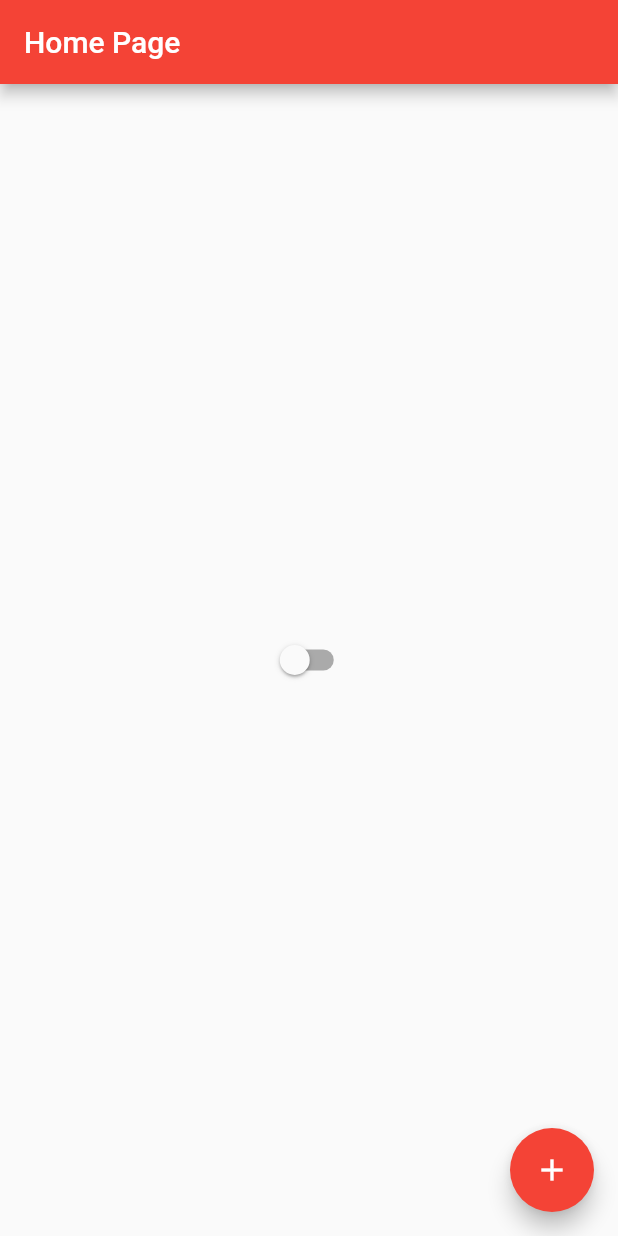
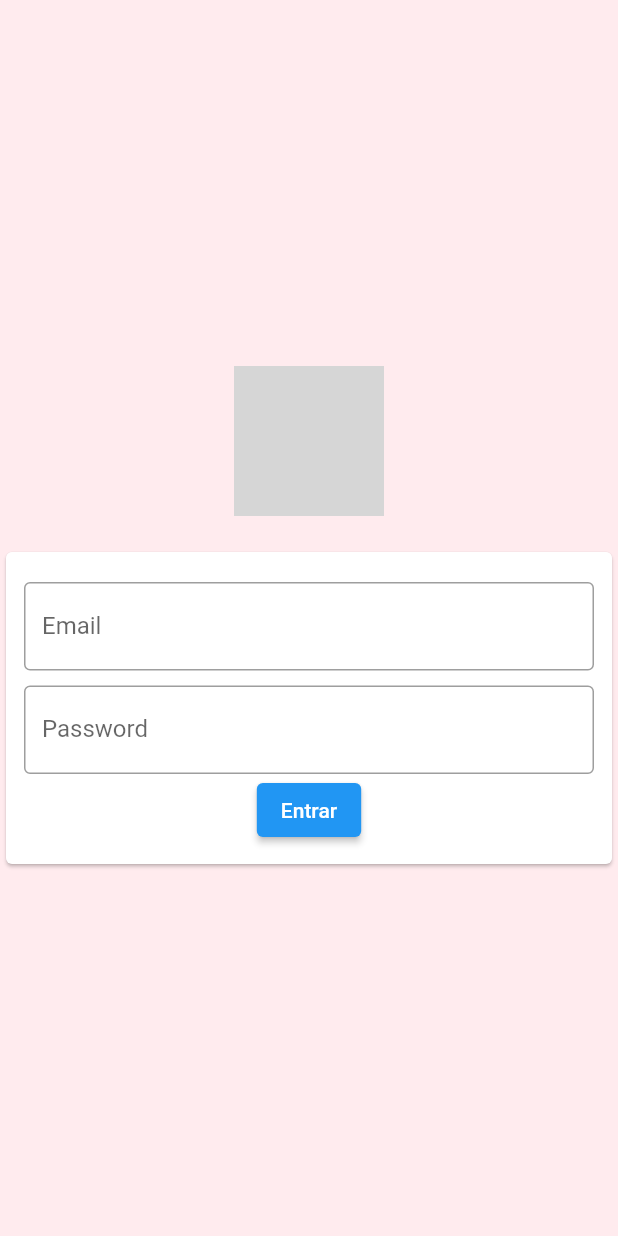
Before and after one commit to jadsongonzaga/curso-flutter, a Flutter app: the screen it shows after launch, on a phone screen of 412 x 824 dp. Run offline on Flutter 3.47's test engine with Material 2 defaults, Android fonts, the phone set to English and light mode, and no system bars; grey boxes are pictures that could not be loaded.

Commit message:
Login e Drawer

```diff
--- a/lib/app_widget.dart
+++ b/lib/app_widget.dart
@@ -1,6 +1,7 @@
 import 'package:flutter/material.dart';
 import 'package:flutter_app/app_controller.dart';
 import 'package:flutter_app/home_page.dart';
+import 'package:flutter_app/login_page.dart';
 
 
 
@@ -19,7 +20,12 @@ class AppWidget extends StatelessWidget{
             primarySwatch: Colors.red,
             brightness: AppController.instance.isDartTheme ? Brightness.dark : Brightness.light
           ),
-          home: HomePage()
+          //home: LoginPage()
+          initialRoute: '/',
+          routes: {
+            '/': (context) => LoginPage(),
+            '/home': (context) => HomePage()
+          },
         );
       }
     );
--- /dev/null
+++ b/lib/login_page.dart
@@ -0,0 +1,90 @@
+import 'package:flutter/material.dart';
+import 'package:flutter_app/home_page.dart';
+
+class LoginPage extends StatefulWidget {
+  @override
+  _LoginPageState createState() => _LoginPageState();
+}
+
+class _LoginPageState extends State<LoginPage> {
+  String email = '';
+  String password = '';
+
+  Widget _body(){
+    return SingleChildScrollView(
+      child: SizedBox(
+        width: MediaQuery.of(context).size.width,
+        height: MediaQuery.of(context).size.height,
+        child: Column(
+          mainAxisAlignment: MainAxisAlignment.center,
+          children: [
+            Container(
+              width: 100,
+              height: 100,
+              child: Image.asset('assets/images/logo.png'),
+            ),
+            Container(height: 20),
+            Card(
+              child: Padding(
+                padding: const EdgeInsets.only(left: 12, right: 12, top: 20, bottom: 12),
+                child: Column(
+                  children: [
+                    TextField(
+                      onChanged: (text) {
+                        email = text;
+                      },
+                      keyboardType: TextInputType.emailAddress,
+                      decoration: InputDecoration(
+                          labelText: 'Email',
+                          border: OutlineInputBorder(),
+                          hintText: 'Digite seu email.'),
+                    ),
+                    SizedBox(
+                      height: 10,
+                    ),
+                    TextField(
+                      onChanged: (text) {
+                        password = text;
+                      },
+                      obscureText: true,
+                      decoration: InputDecoration(
+                          labelText: 'Password',
+                          border: OutlineInputBorder(),
+                          hintText: 'Digite sua senha'),
+                    ),
+
+                    ElevatedButton(
+                        style: ButtonStyle(
+                            backgroundColor : MaterialStateProperty.all<Color>(Colors.blue),
+                        ),
+                      onPressed: () {
+                        if ((email == 'jadson.rnv@gmail.com') && (password == '123')) {
+                          Navigator.of(context).pushReplacementNamed('/home');
+
+                        } else {
+                          print('Incorreto');
+                        }
+                      },
+                      child: Text('Entrar'),
+                    )
+                  ],
+                ),
+              ),
+            ),
+          ],
+        ),
+      ),
+    );
+  }
+
+  @override
+  Widget build(BuildContext context) {
+    return Scaffold(
+      body: Stack(
+        children: [
+          Container(color: Colors.red.shade50),
+          _body()
+        ],
+    ));
+  }
+}
--- a/pubspec.yaml
+++ b/pubspec.yaml
@@ -45,8 +45,8 @@ flutter:
   uses-material-design: true
 
   # To add assets to your application, add an assets section, like this:
-  # assets:
-  #   - images/a_dot_burr.jpeg
+  assets:
+    - assets/images/logo.png
   #   - images/a_dot_ham.jpeg
 
   # An image asset can refer to one or more resolution-specific "variants", see
```
Also changed, not shown: lib/home_page.dart (+47 -6 lines), 2 other files.
